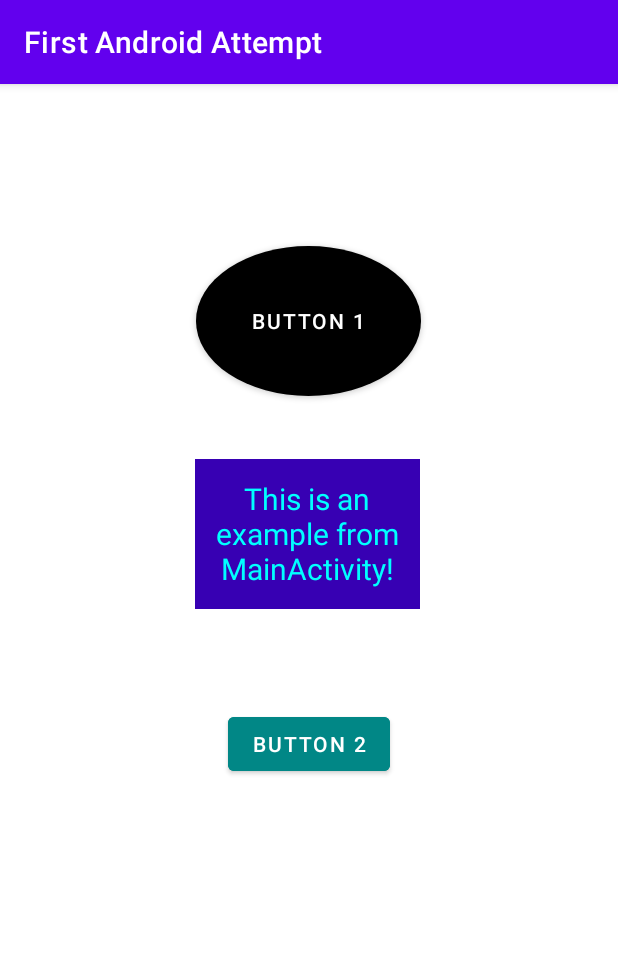
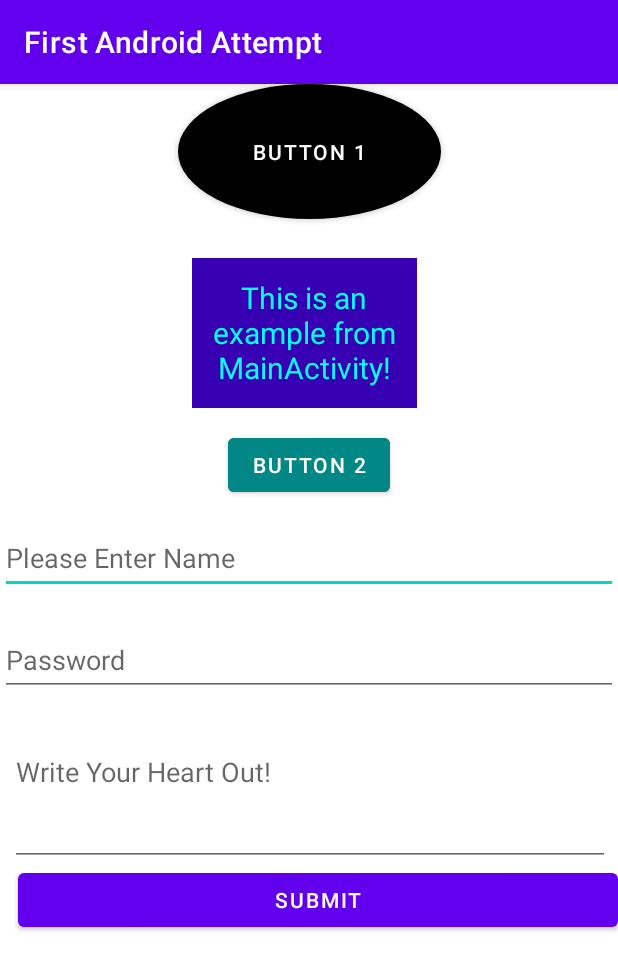
Before and after one commit to andreagodoshian/kotlin-udemy, an Android app: the screen it shows after launch (MainActivity), on a phone screen of 412 x 824 dp. Shown: the top 970 px of the screen. Run offline under Robolectric (Android 15) with nearby library versions, the phone set to English and light mode, and no system bars.

Commit message:
learning - EditText

```diff
--- a/FirstAndroidAttempt/app/src/main/java/com/example/firstandroidattempt/MainActivity.kt
+++ b/FirstAndroidAttempt/app/src/main/java/com/example/firstandroidattempt/MainActivity.kt
@@ -4,6 +4,7 @@ import android.graphics.Color
 import androidx.appcompat.app.AppCompatActivity
 import android.os.Bundle
 import android.widget.Button
+import android.widget.EditText
 import android.widget.TextView
 import androidx.core.view.isVisible
 
@@ -14,6 +15,10 @@ class MainActivity : AppCompatActivity() {
 
     lateinit var button1:Button
     lateinit var button2:Button
+    lateinit var name:EditText
+    lateinit var password:EditText
+    lateinit var multiLine:EditText
+    lateinit var submit:Button
 
     override fun onCreate(savedInstanceState: Bundle?) {
         super.onCreate(savedInstanceState)
@@ -23,6 +28,10 @@ class MainActivity : AppCompatActivity() {
         myText = findViewById(R.id.textExamlpe)
         button1 = findViewById(R.id.button1)
         button2 = findViewById(R.id.button2)
+        name = findViewById(R.id.editTextName)
+        password = findViewById(R.id.editTextPassword)
+        multiLine = findViewById(R.id.editTextMultiLine)
+        submit = findViewById(R.id.submit)
 
         myText.setTextColor(Color.CYAN)
         myText.setText("This is an example from MainActivity!")
@@ -43,6 +52,10 @@ class MainActivity : AppCompatActivity() {
             myText.isVisible = true
         }
 
+        submit.setOnClickListener {
+            var user:String = name.text.toString()
+            myText.setText(user)
+        }
     }
 
 }
--- a/FirstAndroidAttempt/app/src/main/res/layout/activity_main.xml
+++ b/FirstAndroidAttempt/app/src/main/res/layout/activity_main.xml
@@ -6,12 +6,13 @@
     android:layout_height="match_parent"
     tools:context=".MainActivity">
 
+
     <TextView
         android:id="@+id/textExamlpe"
         android:layout_width="150dp"
         android:layout_height="100dp"
-        android:layout_marginStart="130dp"
-        android:layout_marginTop="250dp"
+        android:layout_marginStart="128dp"
+        android:layout_marginTop="116dp"
         android:background="@color/purple_700"
         android:gravity="center"
         android:text="Hello World"
@@ -20,19 +21,16 @@
         app:layout_constraintStart_toStartOf="parent"
         app:layout_constraintTop_toTopOf="parent" />
 
-
     <Button
         android:id="@+id/button1"
-        android:layout_width="150dp"
-        android:layout_height="100dp"
-        android:layout_marginTop="108dp"
+        android:layout_width="175dp"
+        android:layout_height="90dp"
+
         android:background="@drawable/button_shape"
+        android:text="Button 1"
 
-        android:text="Button 1"
         app:backgroundTint="@null"
-
         app:layout_constraintEnd_toEndOf="parent"
-        app:layout_constraintHorizontal_bias="0.498"
         app:layout_constraintStart_toStartOf="parent"
         app:layout_constraintTop_toTopOf="parent" />
 
@@ -40,11 +38,65 @@
         android:id="@+id/button2"
         android:layout_width="wrap_content"
         android:layout_height="wrap_content"
-        android:layout_marginTop="208dp"
+        android:layout_marginTop="140dp"
         android:backgroundTint="@color/teal_700"
         android:text="Button 2"
         app:layout_constraintEnd_toEndOf="parent"
         app:layout_constraintStart_toStartOf="parent"
         app:layout_constraintTop_toBottomOf="@+id/button1" />
 
+    <EditText
+        android:id="@+id/editTextName"
+        android:layout_width="0dp"
+        android:layout_height="wrap_content"
+        android:layout_marginTop="292dp"
+        android:ems="10"
+        android:hint="Please Enter Name"
+        android:inputType="textPersonName"
+        android:minHeight="48dp"
+        app:layout_constraintEnd_toEndOf="parent"
+        app:layout_constraintHorizontal_bias="1.0"
+        app:layout_constraintStart_toStartOf="parent"
+        app:layout_constraintTop_toTopOf="parent" />
+
+    <EditText
+        android:id="@+id/editTextPassword"
+        android:layout_width="0dp"
+        android:layout_height="wrap_content"
+        android:layout_marginTop="20dp"
+        android:ems="10"
+        android:hint="Password"
+        android:inputType="textPassword"
+        android:minHeight="48dp"
+        app:layout_constraintEnd_toEndOf="parent"
+        app:layout_constraintHorizontal_bias="0.5"
+        app:layout_constraintStart_toStartOf="parent"
+        app:layout_constraintTop_toBottomOf="@+id/editTextName" />
+
+    <EditText
+        android:id="@+id/editTextMultiLine"
+        android:layout_width="400dp"
+        android:layout_height="85dp"
+        android:layout_marginTop="96dp"
+        android:ems="10"
+        android:gravity="start|top"
+        android:hint="Write Your Heart Out!"
+        android:inputType="textMultiLine"
+        android:minHeight="48dp"
+        app:layout_constraintEnd_toEndOf="parent"
+        app:layout_constraintHorizontal_bias="0.545"
+        app:layout_constraintStart_toStartOf="parent"
+        app:layout_constraintTop_toBottomOf="@+id/editTextName" />
+
+    <Button
+        android:id="@+id/submit"
+        android:layout_width="400dp"
+        android:layout_height="wrap_content"
+        android:layout_marginTop="84dp"
+        android:text="Submit"
+        app:layout_constraintEnd_toEndOf="parent"
+        app:layout_constraintHorizontal_bias="1.0"
+        app:layout_constraintStart_toStartOf="parent"
+        app:layout_constraintTop_toTopOf="@+id/editTextMultiLine" />
+
 </androidx.constraintlayout.widget.ConstraintLayout>
```
